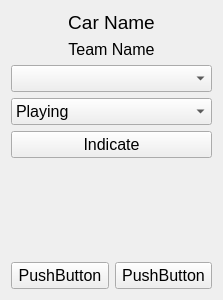
Before: the Qt Designer form FMS/inc/CarOptionsWidget.ui in FRC-836/SoccerCars, drawn with Qt 5.
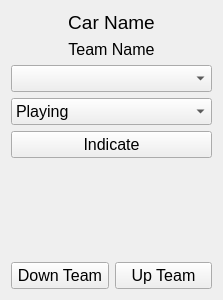
After: the same form once the commit is applied.

Commit message: updated car options widget to switch where the up and down team buttons are

```diff
--- a/FMS/inc/CarOptionsWidget.ui
+++ b/FMS/inc/CarOptionsWidget.ui
@@ -103,26 +103,26 @@
    <item>
     <layout class="QHBoxLayout" name="horizontalLayout">
      <item>
-      <widget class="QPushButton" name="btnUpTeam">
+      <widget class="QPushButton" name="btnDownTeam">
        <property name="font">
         <font>
          <pointsize>12</pointsize>
         </font>
        </property>
        <property name="text">
-        <string>PushButton</string>
+        <string>Down Team</string>
        </property>
       </widget>
      </item>
      <item>
-      <widget class="QPushButton" name="btnDownTeam">
+      <widget class="QPushButton" name="btnUpTeam">
        <property name="font">
         <font>
          <pointsize>12</pointsize>
         </font>
        </property>
        <property name="text">
-        <string>PushButton</string>
+        <string>Up Team</string>
        </property>
       </widget>
      </item>
```
